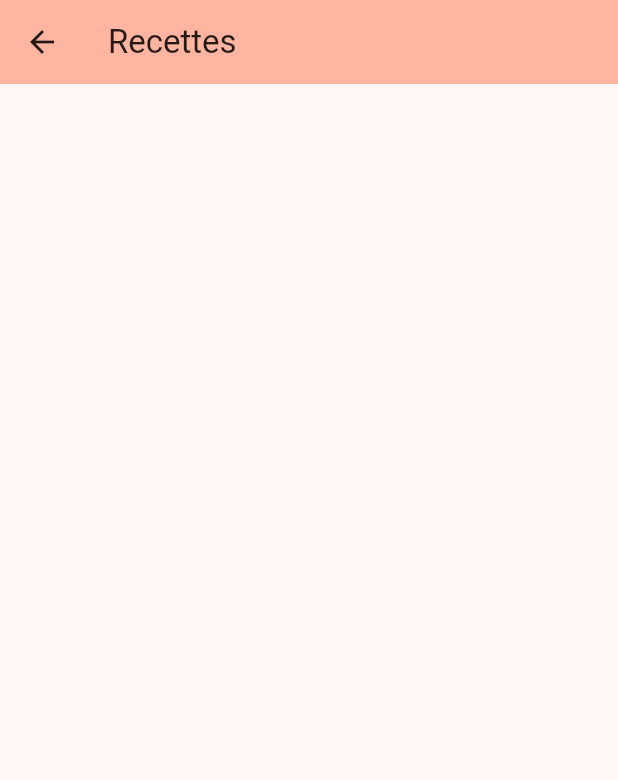
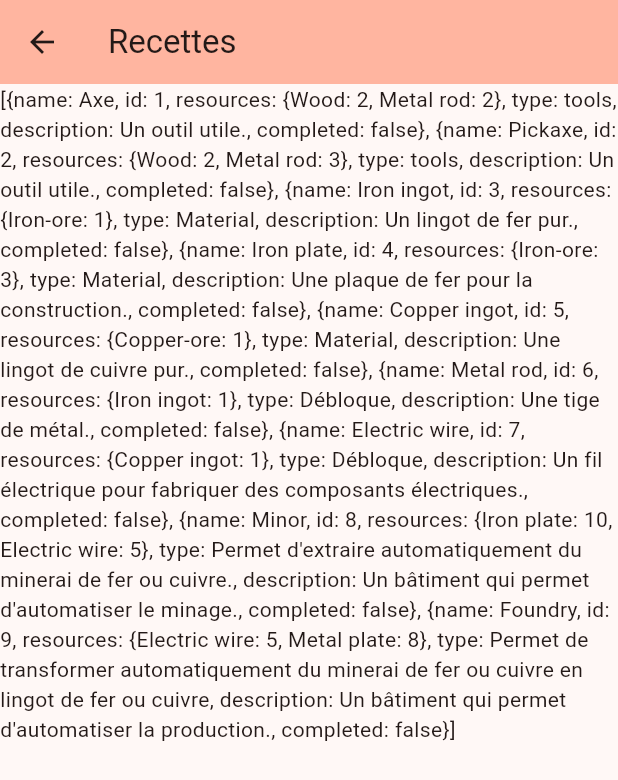
Before and after one commit to davg80/game_paper_clic, a Flutter app: the ReceipePage screen opened directly, on a phone screen of 412 x 824 dp. Shown: the top 780 px of the screen. Run offline on Flutter 3.47's test engine with Material 3 defaults, Android fonts, the phone set to English and light mode, and no system bars.

Commit message:
Data receipes json (model) with ressources

```diff
--- /dev/null
+++ b/assets/data.json
@@ -0,0 +1,96 @@
+[
+  {
+    "name": "Axe",
+    "id": 1,
+    "resources": {
+      "Wood": 2,
+      "Metal rod": 2
+    },
+    "type": "tools",
+    "description": "Un outil utile.",
+    "completed": false
+  },
+  {
+    "name": "Pickaxe",
+    "id": 2,
+    "resources": {
+      "Wood": 2,
+      "Metal rod": 3
+    },
+    "type": "tools",
+    "description": "Un outil utile.",
+    "completed": false
+  },
+  {
+    "name": "Iron ingot",
+    "id": 3,
+    "resources": {
+      "Iron-ore": 1
+    },
+    "type": "Material",
+    "description": "Un lingot de fer pur.",
+    "completed": false
+  },
+  {
+    "name": "Iron plate",
+    "id": 4,
+    "resources": {
+      "Iron-ore": 3
+    },
+    "type": "Material",
+    "description": "Une plaque de fer pour la construction.",
+    "completed": false
+  },
+  {
+    "name": "Copper ingot",
+    "id": 5,
+    "resources": {
+      "Copper-ore": 1
+    },
+    "type": "Material",
+    "description": "Une lingot de cuivre pur.",
+    "completed": false
+  },
+  {
+    "name": "Metal rod",
+    "id": 6,
+    "resources": {
+      "Iron ingot": 1
+    },
+    "type": "Débloque",
+    "description": "Une tige de métal.",
+    "completed": false
+  },
+  {
+    "name": "Electric wire",
+    "id": 7,
+    "resources": {
+      "Copper ingot": 1
+    },
+    "type": "Débloque",
+    "description": "Un fil électrique pour fabriquer des composants électriques.",
+    "completed": false
+  },
+  {
+    "name": "Minor",
+    "id": 8,
+    "resources": {
+      "Iron plate": 10,
+      "Electric wire": 5
+    },
+    "type": "Permet d'extraire automatiquement du minerai de fer ou cuivre.",
+    "description": "Un bâtiment qui permet d'automatiser le minage.",
+    "completed": false
+  },
+  {
+    "name": "Foundry",
+    "id": 9,
+    "resources": {
+      "Electric wire": 5,
+      "Metal plate": 8
+    },
+    "type": "Permet de transformer automatiquement du minerai de fer ou cuivre en lingot de fer ou cuivre",
+    "description": "Un bâtiment qui permet d'automatiser la production.",
+    "completed": false
+  }
+]
--- a/lib/models/receipe.dart
+++ b/lib/models/receipe.dart
@@ -1,12 +1,95 @@
+// To parse this JSON data, do
+//
+//     final receipe = receipeFromJson(jsonString);
+
+import 'dart:convert';
+
+List<Receipe> receipeFromJson(String str) =>
+    List<Receipe>.from(json.decode(str).map((x) => Receipe.fromJson(x)));
+
+String receipeToJson(List<Receipe> data) =>
+    json.encode(List<dynamic>.from(data.map((x) => x.toJson())));
+
 class Receipe {
-  late int id;
-  late String name;
-  late String description;
-  late int cost;
+  String name;
+  int id;
+  Resources resources;
+  String type;
+  String description;
+  bool completed;
 
-  Receipe(
-      {required this.id,
-      required this.name,
-      required this.description,
-      required this.cost});
+  Receipe({
+    required this.name,
+    required this.id,
+    required this.resources,
+    required this.type,
+    required this.description,
+    required this.completed,
+  });
+
+  factory Receipe.fromJson(Map<String, dynamic> json) => Receipe(
+        name: json["name"],
+        id: json["id"],
+        resources: Resources.fromJson(json["resources"]),
+        type: json["type"],
+        description: json["description"],
+        completed: json["completed"],
+      );
+
+  Map<String, dynamic> toJson() => {
+        "name": name,
+        "id": id,
+        "resources": resources.toJson(),
+        "type": type,
+        "description": description,
+        "completed": completed,
+      };
 }
+
+class Resources {
+  int? wood;
+  int? metalRod;
+  int? ironOre;
+  int? copperOre;
+  int? ironIngot;
+  int? copperIngot;
+  int? ironPlate;
+  int? electricWire;
+  int? metalPlate;
+
+  Resources({
+    this.wood,
+    this.metalRod,
+    this.ironOre,
+    this.copperOre,
+    this.ironIngot,
+    this.copperIngot,
+    this.ironPlate,
+    this.electricWire,
+    this.metalPlate,
+  });
+
+  factory Resources.fromJson(Map<String, dynamic> json) => Resources(
+        wood: json["Wood"],
+        metalRod: json["Metal rod"],
+        ironOre: json["Iron-ore"],
+        copperOre: json["Copper-ore"],
+        ironIngot: json["Iron ingot"],
+        copperIngot: json["Copper ingot"],
+        ironPlate: json["Iron plate"],
+        electricWire: json["Electric wire"],
+        metalPlate: json["Metal plate"],
+      );
+
+  Map<String, dynamic> toJson() => {
+        "Wood": wood,
+        "Metal rod": metalRod,
+        "Iron-ore": ironOre,
+        "Copper-ore": copperOre,
+        "Iron ingot": ironIngot,
+        "Copper ingot": copperIngot,
+        "Iron plate": ironPlate,
+        "Electric wire": electricWire,
+        "Metal plate": metalPlate,
+      };
+}
--- /dev/null
+++ b/lib/pages/receipe_page.dart
@@ -0,0 +1,51 @@
+import 'package:flutter/material.dart';
+import 'package:game_paper_clic/provider/resource_app.dart';
+import 'package:provider/provider.dart';
+
+class ReceipePage extends StatefulWidget {
+  const ReceipePage({super.key});
+
+  @override
+  State<ReceipePage> createState() => _ReceipePageState();
+}
+
+class _ReceipePageState extends State<ReceipePage> {
+  @override
+  Widget build(BuildContext context) {
+    return Scaffold(
+      appBar: AppBar(
+        title: const Text('Recettes'),
+        backgroundColor: Theme.of(context).colorScheme.inversePrimary,
+      ),
+      body: SingleChildScrollView(
+        child: Column(
+          children: [
+            SizedBox(
+              width: MediaQuery.of(context).size.width,
+              height: MediaQuery.of(context).size.height,
+              child: FutureBuilder(
+                future: Provider.of<ResourceApp>(context).loadData(),
+                builder: (context, snapshot) {
+                  if (snapshot.connectionState == ConnectionState.waiting) {
+                    return const Center(child: CircularProgressIndicator());
+                  } else if (snapshot.connectionState == ConnectionState.done) {
+                    if (snapshot.hasError) {
+                      return const Text(
+                          'Une erreur est survenue lors du chargement des données.');
+                    } else if (snapshot.hasData) {
+                      return Text(snapshot.data.toString());
+                    } else {
+                      return const Text('Aucune donnée disponible.');
+                    }
+                  } else {
+                    return Text('State: ${snapshot.connectionState}');
+                  }
+                },
+              ),
+            )
+          ],
+        ),
+      ),
+    );
+  }
+}
--- a/lib/pages/resource_page.dart
+++ b/lib/pages/resource_page.dart
@@ -1,6 +1,6 @@
 import 'package:flutter/material.dart';
 import 'package:game_paper_clic/provider/resource_app.dart';
-import 'package:game_paper_clic/receipe_page.dart';
+import 'package:game_paper_clic/pages/receipe_page.dart';
 import 'package:provider/provider.dart';
 
 class ResourcePage extends StatefulWidget {
--- a/lib/provider/resource_app.dart
+++ b/lib/provider/resource_app.dart
@@ -1,5 +1,6 @@
+import 'dart:convert';
 import 'package:flutter/material.dart';
-import 'package:game_paper_clic/models/receipe.dart';
+import 'package:flutter/services.dart';
 
 class ResourceApp extends ChangeNotifier {
   Color woodColor = const Color.fromRGBO(150, 121, 105, 1);
@@ -10,9 +11,6 @@ class ResourceApp extends ChangeNotifier {
   int ironOre = 0;
   int copperOre = 0;
   int coal = 0;
-  List<Receipe> receipes = [
-    Receipe(id: 1, name: 'Hache', description: "Un outil utile", cost: 0),
-  ];
 
   void incrementWood() {
     wood++;
@@ -37,4 +35,11 @@ class ResourceApp extends ChangeNotifier {
   int getTotal() {
     return wood + ironOre + copperOre + coal;
   }
+
+  // Receipes
+  Future loadData() async {
+    final jsonString = await rootBundle.loadString('assets/data.json');
+    final decodedJson = json.decode(jsonString);
+    return decodedJson;
+  }
 }
--- a/lib/receipe_page.dart
+++ /dev/null
@@ -1,21 +0,0 @@
-import 'package:flutter/material.dart';
-
-class ReceipePage extends StatefulWidget {
-  const ReceipePage({super.key});
-
-  @override
-  State<ReceipePage> createState() => _ReceipePageState();
-}
-
-class _ReceipePageState extends State<ReceipePage> {
-  @override
-  Widget build(BuildContext context) {
-    return Scaffold(
-      appBar: AppBar(
-        title: const Text('Recettes'),
-        backgroundColor: Theme.of(context).colorScheme.inversePrimary,
-      ),
-      body: const Column(children: []),
-    );
-  }
-}
--- a/pubspec.yaml
+++ b/pubspec.yaml
@@ -26,3 +26,4 @@ flutter:
     - assets/images/money.png
     - assets/images/miner.png
     - assets/images/money.gif
+    - assets/data.json
```
